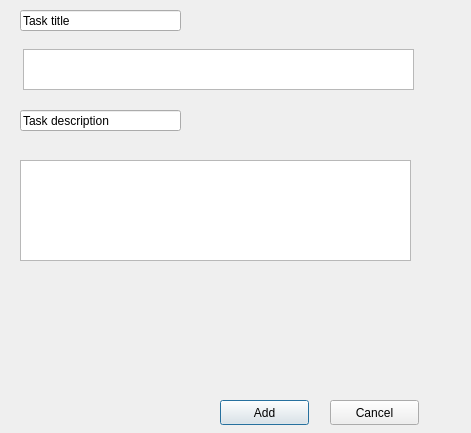
This is add_tasks.ui in Lev18/TaskOpium as Qt 5 draws it before an edit. The edited form follows.
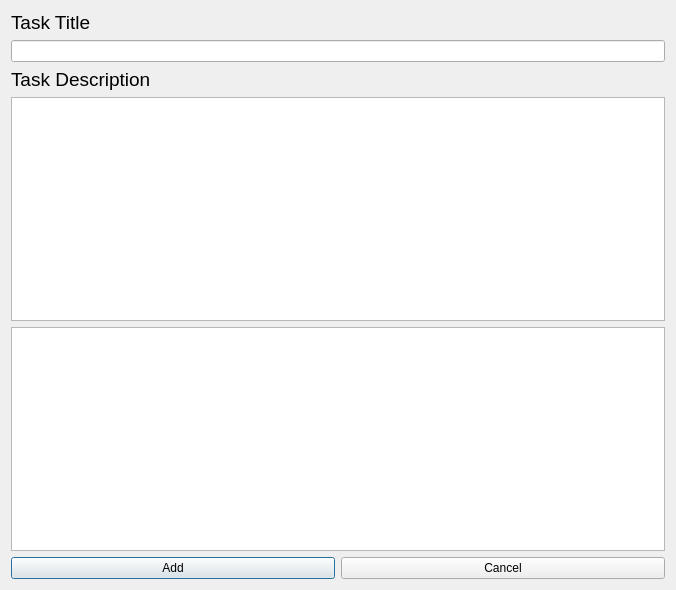
This is the edited form.

Commit message: layouted window

What changed in the file:
```diff
--- a/add_tasks.ui
+++ b/add_tasks.ui
@@ -6,91 +6,69 @@
    <rect>
     <x>0</x>
     <y>0</y>
-    <width>471</width>
-    <height>433</height>
+    <width>676</width>
+    <height>590</height>
    </rect>
   </property>
   <property name="windowTitle">
    <string>Dialog</string>
   </property>
-  <widget class="QPushButton" name="pushButton">
-   <property name="geometry">
-    <rect>
-     <x>220</x>
-     <y>400</y>
-     <width>89</width>
-     <height>25</height>
-    </rect>
-   </property>
-   <property name="text">
-    <string>Add</string>
-   </property>
-  </widget>
-  <widget class="QPushButton" name="pushButton_2">
-   <property name="geometry">
-    <rect>
-     <x>330</x>
-     <y>400</y>
-     <width>89</width>
-     <height>25</height>
-    </rect>
-   </property>
-   <property name="text">
-    <string>Cancel</string>
-   </property>
-  </widget>
-  <widget class="QLineEdit" name="lineEdit">
-   <property name="geometry">
-    <rect>
-     <x>20</x>
-     <y>10</y>
-     <width>161</width>
-     <height>21</height>
-    </rect>
-   </property>
-   <property name="text">
-    <string>Task title</string>
-   </property>
-  </widget>
-  <widget class="QLineEdit" name="lineEdit_2">
-   <property name="geometry">
-    <rect>
-     <x>20</x>
-     <y>110</y>
-     <width>161</width>
-     <height>21</height>
-    </rect>
-   </property>
-   <property name="text">
-    <string>Task description</string>
-   </property>
-  </widget>
-  <widget class="QTextEdit" name="textEdit">
-   <property name="geometry">
-    <rect>
-     <x>20</x>
-     <y>160</y>
-     <width>391</width>
-     <height>101</height>
-    </rect>
-   </property>
-  </widget>
-  <widget class="QTextEdit" name="textEdit_2">
-   <property name="geometry">
-    <rect>
-     <x>23</x>
-     <y>49</y>
-     <width>391</width>
-     <height>41</height>
-    </rect>
-   </property>
-  </widget>
-  <zorder>pushButton_2</zorder>
-  <zorder>pushButton</zorder>
-  <zorder>lineEdit</zorder>
-  <zorder>lineEdit_2</zorder>
-  <zorder>textEdit</zorder>
-  <zorder>textEdit_2</zorder>
+  <layout class="QVBoxLayout" name="verticalLayout">
+   <item>
+    <widget class="QLabel" name="label">
+     <property name="font">
+      <font>
+       <pointsize>14</pointsize>
+      </font>
+     </property>
+     <property name="text">
+      <string>Task Title</string>
+     </property>
+    </widget>
+   </item>
+   <item>
+    <widget class="QLineEdit" name="lineEdit_3"/>
+   </item>
+   <item>
+    <widget class="QLabel" name="label_2">
+     <property name="font">
+      <font>
+       <pointsize>14</pointsize>
+      </font>
+     </property>
+     <property name="text">
+      <string>Task Description</string>
+     </property>
+    </widget>
+   </item>
+   <item>
+    <widget class="QTextEdit" name="textEdit_2"/>
+   </item>
+   <item>
+    <widget class="QTextBrowser" name="textBrowser"/>
+   </item>
+   <item>
+    <layout class="QHBoxLayout" name="horizontalLayout_8"/>
+   </item>
+   <item>
+    <layout class="QHBoxLayout" name="horizontalLayout_3">
+     <item>
+      <widget class="QPushButton" name="pushButton">
+       <property name="text">
+        <string>Add</string>
+       </property>
+      </widget>
+     </item>
+     <item>
+      <widget class="QPushButton" name="pushButton_2">
+       <property name="text">
+        <string>Cancel</string>
+       </property>
+      </widget>
+     </item>
+    </layout>
+   </item>
+  </layout>
  </widget>
  <resources/>
  <connections/>
```
The commit also changes 6 other files.
